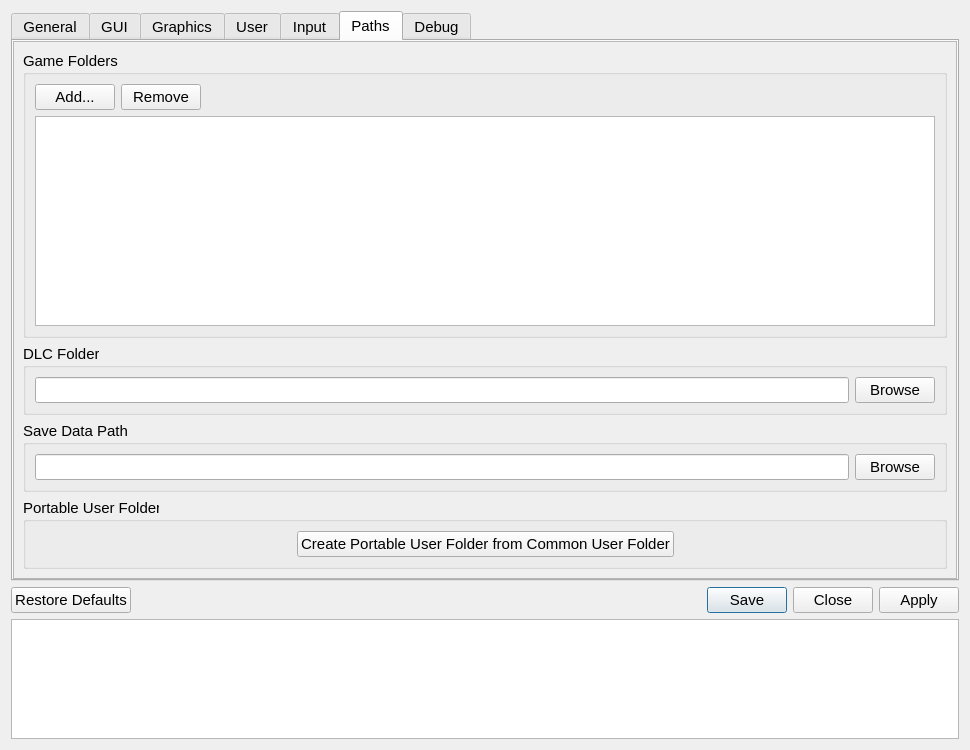
Qt form src/qt_gui/settings_dialog.ui (Fire-Cube/shadPS4-LauncherQt) before a commit.
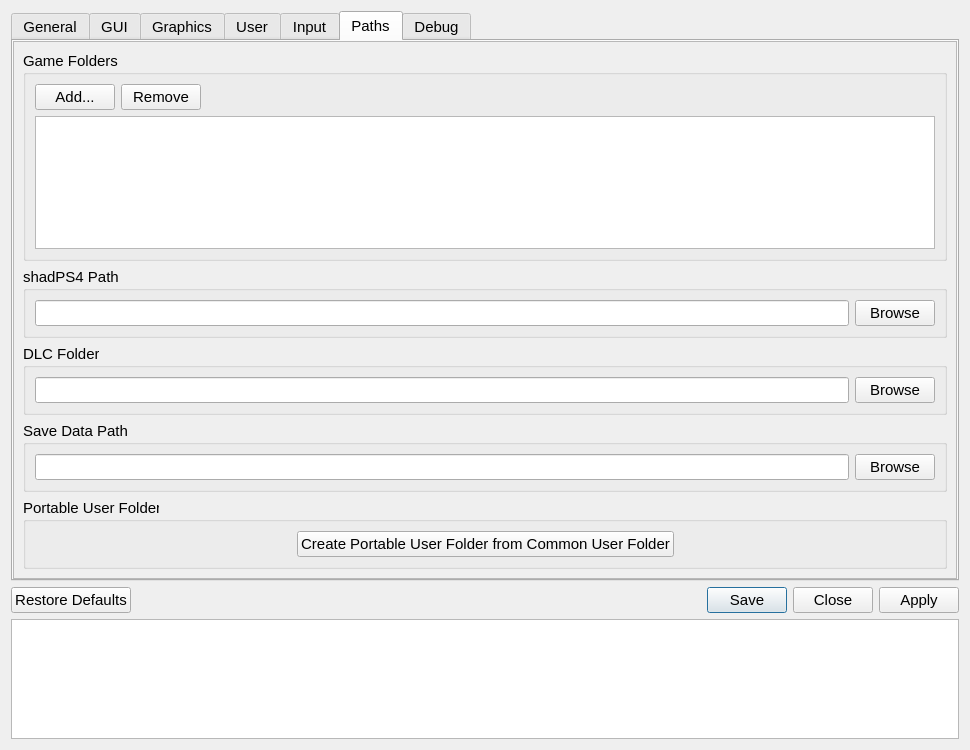
The same form after that commit. Icons and pictures are not drawn.

Commit message: add setting to choose shadps4 instance

The edit to the form file:
```diff
--- a/src/qt_gui/settings_dialog.ui
+++ b/src/qt_gui/settings_dialog.ui
@@ -1878,6 +1878,39 @@
           </layout>
          </widget>
         </item>
+        <item>
+         <widget class="QGroupBox" name="shadps4GroupBox">
+          <property name="title">
+           <string>shadPS4 Path</string>
+          </property>
+          <layout class="QVBoxLayout" name="verticalLayout_shadps4">
+           <item>
+            <layout class="QHBoxLayout" name="horizontalLayout_shadps4">
+             <item>
+              <widget class="QLineEdit" name="lineEdit_shad_path">
+               <property name="sizePolicy">
+                <sizepolicy hsizetype="Expanding" vsizetype="Fixed">
+                 <horstretch>0</horstretch>
+                 <verstretch>0</verstretch>
+                </sizepolicy>
+               </property>
+               <property name="placeholderText">
+                <string/>
+               </property>
+              </widget>
+             </item>
+             <item>
+              <widget class="QPushButton" name="browse_shad_path">
+               <property name="text">
+                <string>Browse</string>
+               </property>
+              </widget>
+             </item>
+            </layout>
+           </item>
+          </layout>
+         </widget>
+        </item>
         <item>
          <widget class="QGroupBox" name="dlcFolderGroupBox_2">
           <property name="title">
```
The commit also changes 3 other files.
